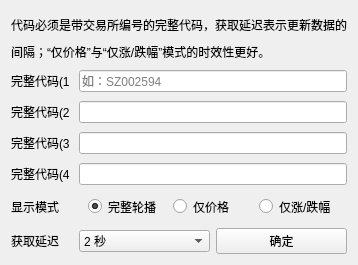
The window that uis/rc_setting/base/base.ui (YQBaobao/RollerCoaster) describes before a commit, drawn with Qt 5.
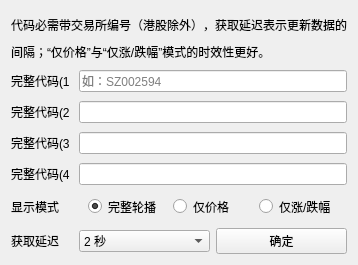
The same window after the commit.

Commit message: FIX:修改提示信息

```diff
--- a/uis/rc_setting/base/base.ui
+++ b/uis/rc_setting/base/base.ui
@@ -112,7 +112,7 @@
    <item row="1" column="0" colspan="5">
     <widget class="QLabel" name="label_4">
      <property name="text">
-      <string>代码必须是带交易所编号的完整代码，获取延迟表示更新数据的</string>
+      <string>代码必需带交易所编号（港股除外），获取延迟表示更新数据的</string>
      </property>
     </widget>
    </item>
```
The commit also changes 1 other file.
